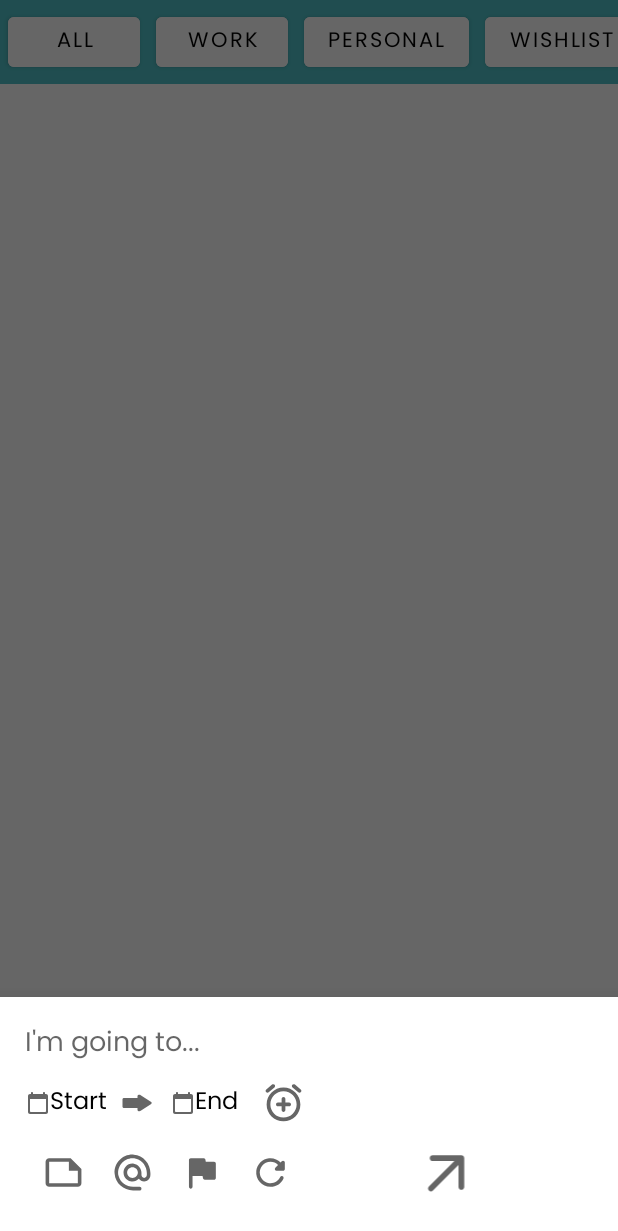
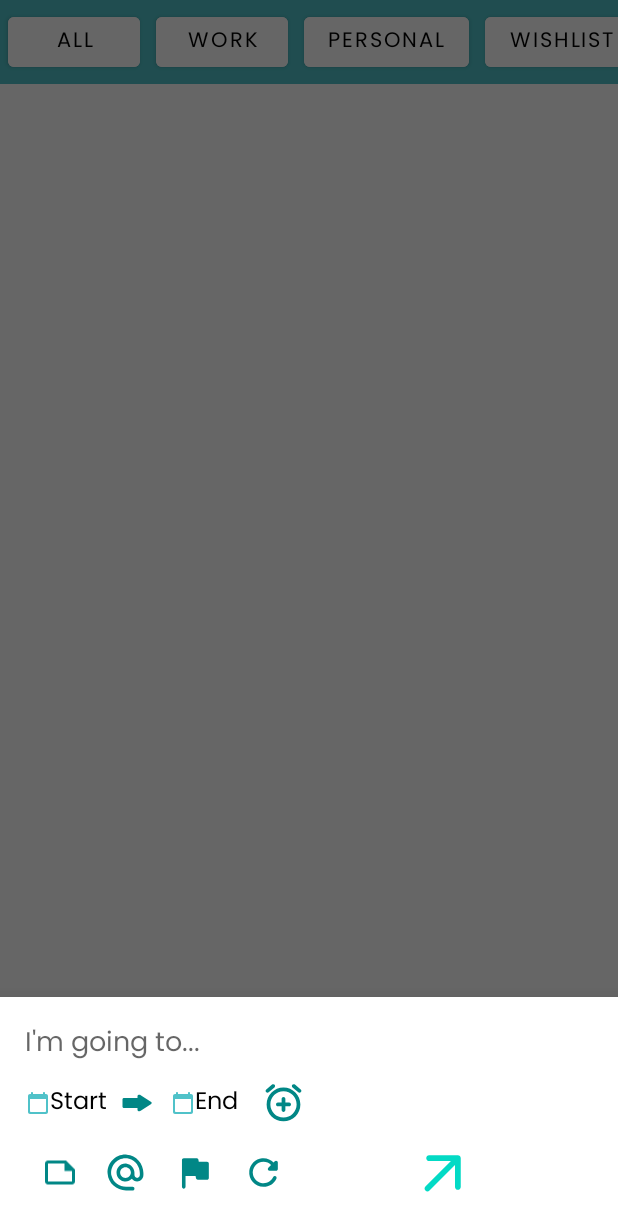
Before and after one commit to Maneet-Sri2001/PersonX, an Android app: the fragment TaskCreateFrag placed in its activity, on a phone screen of 412 x 824 dp. Shown: the top 1231 px of the screen. Run offline under Robolectric (Android 15) with nearby library versions, the phone set to English and light mode, and no system bars; our stand-ins replace Room's generated code, Volley; libraries missing offline, so code that uses them is left out: com.uk.tastytoasty, pub.devrel.easypermissions; 2 statements that could not run were skipped.

Commit message:
Colors Added to UI

```diff
--- a/app/src/main/java/com/collegeproject/personx/Fragments/HomePageFrag.java
+++ b/app/src/main/java/com/collegeproject/personx/Fragments/HomePageFrag.java
@@ -99,7 +99,7 @@ public class HomePageFrag extends Fragment implements OnTaskClickListener {
       }
     });
     new ItemTouchHelper(new ItemTouchHelper.SimpleCallback(0,
-            ItemTouchHelper.LEFT | ItemTouchHelper.RIGHT) {
+            ItemTouchHelper.RIGHT) {
       @Override
       public boolean onMove(@NonNull RecyclerView recyclerView, @NonNull RecyclerView.ViewHolder viewHolder, @NonNull RecyclerView.ViewHolder target) {
         TastyToasty.success(getContext(), "Check");
--- a/app/src/main/res/drawable/edittextbg.xml
+++ b/app/src/main/res/drawable/edittextbg.xml
@@ -1,9 +1,6 @@
 <?xml version="1.0" encoding="utf-8"?>
 <shape xmlns:android="http://schemas.android.com/apk/res/android"
-    android:shape="rectangle" >
-
-    <solid android:color="@android:color/white" />
-
+    android:shape="rectangle">
     <corners android:radius="10dp" />
 
     <stroke
--- a/app/src/main/res/layout/fragment_forget_pass.xml
+++ b/app/src/main/res/layout/fragment_forget_pass.xml
@@ -3,7 +3,7 @@
     xmlns:tools="http://schemas.android.com/tools"
     android:layout_width="match_parent"
     android:layout_height="match_parent"
-    tools:context=".Fragments.LogInFragment">
+    tools:context=".Fragments.LogInUserFrag">
 
     <ProgressBar
         android:layout_width="wrap_content"
--- a/app/src/main/res/layout/fragment_sign_up_user.xml
+++ b/app/src/main/res/layout/fragment_sign_up_user.xml
@@ -37,7 +37,6 @@
                     android:fontFamily="@font/poppins_bold"
                     android:text="@string/create_new_account"
                     android:textAlignment="center"
-                    android:textColor="@color/Black"
                     android:textSize="28sp" />
 
                 <!--        <TextView-->
@@ -147,7 +146,6 @@
                         android:layout_marginStart="5dp"
                         android:fontFamily="@font/poppins"
                         android:text="@string/by_continuing_you_agree_with_our_term_and_conditions_and_privacy_policy"
-                        android:textColor="@color/Black"
                         android:textSize="12sp" />
                 </LinearLayout>
 
@@ -182,7 +180,6 @@
                     android:layout_marginEnd="8dp"
                     android:fontFamily="@font/poppins"
                     android:text="@string/already_registered"
-                    android:textColor="@color/Black"
                     android:textSize="12sp" />
 
                 <TextView
--- a/app/src/main/res/layout/on_board_slider.xml
+++ b/app/src/main/res/layout/on_board_slider.xml
@@ -34,7 +34,6 @@
             android:fontFamily="@font/poppins_bold"
             android:text="@string/heading_one"
             android:textAlignment="center"
-            android:textColor="@color/Black"
             android:textSize="20dp" />
 
         <TextView
@@ -45,7 +44,6 @@
             android:fontFamily="@font/poppins"
             android:text="@string/desc_one"
             android:textAlignment="center"
-            android:textColor="@color/Black"
             android:textSize="20dp" />
     </LinearLayout>
 </androidx.constraintlayout.widget.ConstraintLayout>
--- a/app/src/main/res/layout/single_news_recycler.xml
+++ b/app/src/main/res/layout/single_news_recycler.xml
@@ -8,8 +8,8 @@
     android:padding="2dp">
 
     <com.google.android.material.card.MaterialCardView
-        android:layout_width="180dp"
-        android:layout_height="180dp"
+        android:layout_width="200dp"
+        android:layout_height="220dp"
         android:layout_margin="4dp"
         android:padding="2dp"
         app:cardCornerRadius="6dp"
--- a/app/src/main/res/layout/task_bottom_sheet.xml
+++ b/app/src/main/res/layout/task_bottom_sheet.xml
@@ -1,5 +1,6 @@
 <?xml version="1.0" encoding="utf-8"?>
 <RelativeLayout xmlns:android="http://schemas.android.com/apk/res/android"
+    xmlns:app="http://schemas.android.com/apk/res-auto"
     xmlns:tools="http://schemas.android.com/tools"
     android:layout_width="wrap_content"
     android:layout_height="wrap_content"
@@ -88,6 +89,7 @@
                 android:layout_marginStart="2dp"
                 android:layout_marginTop="5dp"
                 android:layout_marginBottom="5dp"
+                app:tint="@color/purple_200"
                 android:src="@drawable/ic_calender" />
 
             <TextView
@@ -108,6 +110,7 @@
                 android:layout_height="20dp"
                 android:layout_margin="5dp"
                 android:scaleType="fitXY"
+                app:tint="@color/teal_700"
                 android:src="@drawable/ic_arrow" />
 
             <ImageView
@@ -116,11 +119,13 @@
                 android:layout_marginStart="2dp"
                 android:layout_marginTop="5dp"
                 android:layout_marginBottom="5dp"
+                app:tint="@color/purple_200"
                 android:src="@drawable/ic_calender" />
 
             <TextView
                 android:id="@+id/task_deadline"
                 android:layout_width="wrap_content"
+
                 android:layout_height="wrap_content"
                 android:layout_gravity="center"
                 android:background="?attr/selectableItemBackgroundBorderless"
@@ -135,6 +140,7 @@
                 android:layout_width="30dp"
                 android:layout_height="30dp"
                 android:layout_marginStart="15dp"
+                app:tint="@color/teal_700"
                 android:background="?attr/selectableItemBackgroundBorderless"
                 android:src="@drawable/ic_alert_off" />
         </LinearLayout>
@@ -147,14 +153,15 @@
 
             <ImageView
                 android:id="@+id/task_show_note"
-                android:layout_width="35dp"
+                android:layout_width="wrap_content"
                 android:layout_height="35dp"
                 android:layout_margin="5dp"
                 android:background="?attr/selectableItemBackgroundBorderless"
                 android:cropToPadding="true"
                 android:longClickable="true"
                 android:padding="3dp"
-                android:src="@drawable/ic_note" />
+                android:src="@drawable/ic_note"
+                app:tint="@color/teal_700" />
 
             <ImageView
                 android:id="@+id/task_category"
@@ -165,6 +172,7 @@
                 android:cropToPadding="true"
                 android:longClickable="true"
                 android:padding="3dp"
+                app:tint="@color/teal_700"
                 android:src="@drawable/ic_category" />
 
             <ImageView
@@ -176,6 +184,7 @@
                 android:cropToPadding="true"
                 android:longClickable="true"
                 android:padding="3dp"
+                app:tint="@color/teal_700"
                 android:src="@drawable/ic_tag"
                 android:visibility="gone" />
 
@@ -187,6 +196,7 @@
                 android:background="?attr/selectableItemBackgroundBorderless"
                 android:cropToPadding="true"
                 android:longClickable="true"
+                app:tint="@color/teal_700"
                 android:padding="3dp"
                 android:src="@drawable/ic_deadline" />
 
@@ -199,6 +209,7 @@
                 android:cropToPadding="true"
                 android:longClickable="true"
                 android:padding="3dp"
+                app:tint="@color/teal_700"
                 android:src="@drawable/ic_repeat" />
 
             <ImageView
@@ -209,6 +220,7 @@
                 android:background="?attr/selectableItemBackgroundBorderless"
                 android:cropToPadding="true"
                 android:longClickable="true"
+                app:tint="@color/teal_200"
                 android:src="@drawable/ic_complete" />
         </LinearLayout>
     </LinearLayout>
```
Also changed, not shown: app/src/main/res/layout/fragment_log_in_user.xml (+1 -6 lines), app/src/main/res/layout/fragment_user_page.xml (+20 -15 lines), app/src/main/res/layout/single_task.xml (+5 -16 lines).
